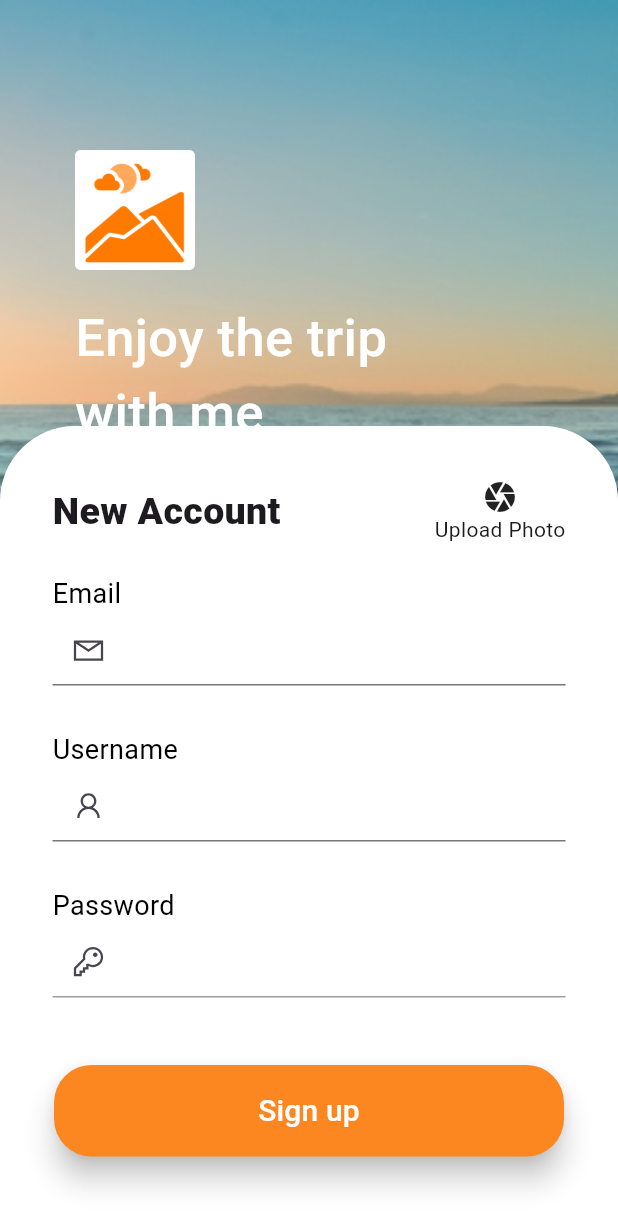
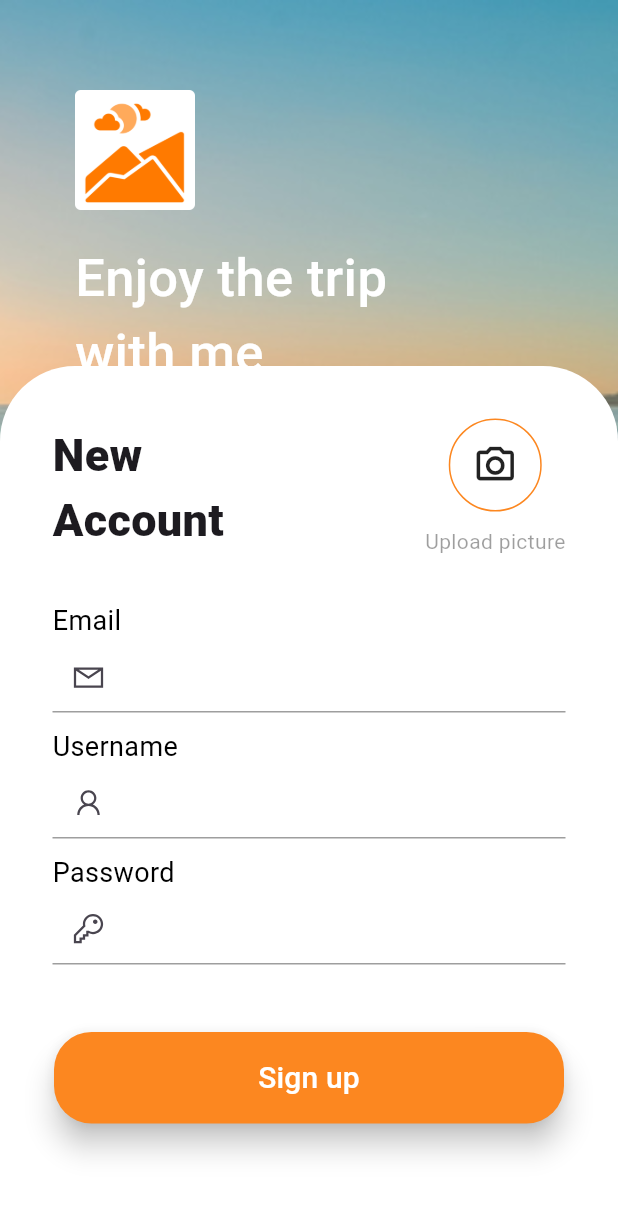
Before and after one commit to Ms-Crexa/cs3midlogin, a Flutter app: the screen it shows after launch, after a tap on "Sign up", on a phone screen of 412 x 824 dp. Shown: the top 1227 px of the screen. Run offline on Flutter 3.47's test engine with Material 3 defaults, Android fonts, the phone set to English and light mode, and no system bars; our stand-ins replace line_awesome_flutter; network calls fail.

Commit message:
to present tommorow

```diff
--- a/lib/Components/card.dart
+++ b/lib/Components/card.dart
@@ -1,7 +1,6 @@
 import 'package:flutter/material.dart';
 import 'package:line_awesome_flutter/line_awesome_flutter.dart';
 import 'button.dart';
-import 'icon_button.dart';
 
 class CardSwitcher extends StatefulWidget {
   const CardSwitcher({super.key});
@@ -25,9 +24,12 @@ class _CardSwitcherState extends State<CardSwitcher> {
       body: Center(
         child: card(
           isVisible: true,
-          offsetAnimation: AlwaysStoppedAnimation(10 as Offset),
           content: _isSignUp ? signUpContent() : signInContent(),
         ),
+      ),
+      floatingActionButton: FloatingActionButton(
+        onPressed: _toggleCard,
+        child: const Icon(Icons.swap_horiz),
       ),
     );
   }
@@ -35,18 +37,15 @@ class _CardSwitcherState extends State<CardSwitcher> {
 
 Widget card({
   required bool isVisible,
-  required Animation<Offset> offsetAnimation,
   required Widget content,
 }) {
   if (!isVisible) return const SizedBox.shrink();
 
-  return SlideTransition(
-    position: offsetAnimation,
-    child: Align(
+  return Align(
     alignment: Alignment.bottomCenter,
     child: Container(
       width: double.infinity,
-        height: 540,
+      height: 580,
       decoration: const BoxDecoration(
         color: Colors.white,
         borderRadius: BorderRadius.only(
@@ -56,10 +55,7 @@ Widget card({
       ),
       child: Padding(
         padding: const EdgeInsets.all(20.0),
-          child: Container(
         child: content,
-          ),
-        ),
       ),
     ),
   );
@@ -70,20 +66,44 @@ Widget signUpContent() {
     margin: const EdgeInsets.only(top: 15, left: 15, right: 15),
     child: Column(
       children: [
-        const Row(
+        Row(
           mainAxisAlignment: MainAxisAlignment.spaceBetween,
           children: [
-            Text(
+            Container(
+              width: 120,
+              child: Text(
                 'New Account',
-              style: TextStyle(fontSize: 25, fontWeight: FontWeight.w800),
+                style: TextStyle(fontSize: 30, fontWeight: FontWeight.w800),
+              ),
             ),
             Column(
-              children: [Icon(Icons.camera), Text('Upload Photo')],
+              children: [
+                Container(
+                  decoration: BoxDecoration(
+                    shape: BoxShape.circle,
+                    border: Border.all(
+                        color: const Color.fromARGB(255, 252, 135, 32),
+                        width: 1),
+                  ),
+                  padding: EdgeInsets.all(15), // Adds space around the icon
+                  child: Icon(
+                    Icons.camera_alt_outlined,
+                    size: 30,
+                  ),
+                ),
+                SizedBox(
+                  height: 10,
+                ),
+                Text(
+                  'Upload picture',
+                  style: TextStyle(color: Colors.black38),
+                )
+              ],
             )
           ],
         ),
         const SizedBox(
-          height: 20,
+          height: 30,
         ),
         Column(
           crossAxisAlignment: CrossAxisAlignment.start,
@@ -94,18 +114,32 @@ Widget signUpContent() {
               decoration: const InputDecoration(
                 border: UnderlineInputBorder(),
                 prefixIcon: Icon(LineAwesomeIcons.envelope),
+                enabledBorder: UnderlineInputBorder(
+                  borderSide: BorderSide(color: Colors.grey),
+                ),
+                focusedBorder: UnderlineInputBorder(
+                  borderSide: BorderSide(
+                      color: const Color.fromARGB(255, 252, 135, 32)),
                 ),
               ),
-            const SizedBox(height: 30),
+            ),
+            const SizedBox(height: 10),
             const Text('Username',
                 style: TextStyle(color: Colors.black, fontSize: 18)),
             TextFormField(
               decoration: const InputDecoration(
                 border: UnderlineInputBorder(),
                 prefixIcon: Icon(LineAwesomeIcons.user),
+                enabledBorder: UnderlineInputBorder(
+                  borderSide: BorderSide(color: Colors.grey),
+                ),
+                focusedBorder: UnderlineInputBorder(
+                  borderSide: BorderSide(
+                      color: const Color.fromARGB(255, 252, 135, 32)),
                 ),
               ),
-            const SizedBox(height: 30),
+            ),
+            const SizedBox(height: 10),
             const Text('Password',
                 style: TextStyle(color: Colors.black, fontSize: 18)),
             TextFormField(
@@ -116,7 +150,8 @@ Widget signUpContent() {
                   borderSide: BorderSide(color: Colors.grey),
                 ),
                 focusedBorder: UnderlineInputBorder(
-                  borderSide: BorderSide(color: Colors.blue),
+                  borderSide: BorderSide(
+                      color: const Color.fromARGB(255, 252, 135, 32)),
                 ),
               ),
             ),
@@ -139,24 +174,25 @@ Widget signUpContent() {
 
 Widget signInContent() {
   return Container(
-    margin: const EdgeInsets.only(top: 20, left: 15, right: 15),
+    margin: const EdgeInsets.only(top: 20, left: 20, right: 20),
     child: Column(
       crossAxisAlignment: CrossAxisAlignment.start,
       children: [
-        Row(
+        const Row(
           crossAxisAlignment: CrossAxisAlignment.start,
           mainAxisAlignment: MainAxisAlignment.spaceBetween,
           children: [
             SizedBox(
               width: 230,
-              child: const Text(
+              child: Text(
                 'Welcome Back Alice',
                 style: TextStyle(fontWeight: FontWeight.w700, fontSize: 30),
               ),
             ),
-            const CircleAvatar(
-              radius: 30,
-              backgroundImage: NetworkImage('https://example.com/avatar.jpg'),
+            CircleAvatar(
+              radius: 35,
+              backgroundImage: NetworkImage(
+                  'https://scontent.fmnl30-3.fna.fbcdn.net/v/t39.30808-6/399543211_3670547096562585_5563194013656782381_n.jpg?_nc_cat=101&ccb=1-7&_nc_sid=a5f93a&_nc_eui2=AeEdJuMVGWxnZODq8rjbhEfw5KUyFed1F-LkpTIV53UX4nQNrTyVcy6UpNgdWtBsiPjHYjW5bZY95NRyVafEh7Ld&_nc_ohc=c6LVat6zUawQ7kNvgGQ3vxe&_nc_ht=scontent.fmnl30-3.fna&_nc_gid=ARf7D-7BFCuVXabktp1juGz&oh=00_AYDTRQp47pEZ2akm32i57R4ighyuISyvD2So28L18sOcsg&oe=66F837ED'),
             ),
           ],
         ),
@@ -186,15 +222,42 @@ Widget signInContent() {
               onPressed: () {},
             ),
             const SizedBox(
-              height: 30,
+              height: 20,
+            ),
+            const Text('or sign in with'),
+            const SizedBox(
+              height: 15,
             ),
             Row(
+              mainAxisAlignment: MainAxisAlignment.center,
               children: [
-                customIconButton(
+                IconButton(
                     onPressed: () {},
-                  imagePath:
-                      'https://upload.wikimedia.org/wikipedia/commons/4/4e/Google_Logo.svg', // Example Google icon
-                )
+                    icon: Image.network(
+                      'https://cdn-icons-png.freepik.com/256/16509/16509564.png?semt=ais_hybrid',
+                      height: 40,
+                      width: 40,
+                    )),
+                const SizedBox(
+                  width: 10,
+                ),
+                IconButton(
+                    onPressed: () {},
+                    icon: Image.network(
+                      'https://encrypted-tbn0.gstatic.com/images?q=tbn:ANd9GcTQKrFhY-ljA-u7J5IMWeTv8zmpBx4PP9nQMw&s',
+                      height: 30,
+                      width: 30,
+                    )),
+                const SizedBox(
+                  width: 10,
+                ),
+                IconButton(
+                    onPressed: () {},
+                    icon: Image.network(
+                      'https://encrypted-tbn0.gstatic.com/images?q=tbn:ANd9GcTI-h-e2hgz8mwGfCt4gvj4IgMG_wAUolVM6w&s',
+                      height: 30,
+                      width: 40,
+                    )),
               ],
             )
           ],
--- a/lib/landingpage.dart
+++ b/lib/landingpage.dart
@@ -1,74 +1,13 @@
 import 'package:flutter/material.dart';
 import 'Components/button.dart';
-import 'Components/card.dart';
 
-class Landingpage extends StatefulWidget {
+class Landingpage extends StatelessWidget {
   const Landingpage({super.key});
-
-  @override
-  _LandingpageState createState() => _LandingpageState();
-}
-
-class _LandingpageState extends State<Landingpage>
-    with SingleTickerProviderStateMixin {
-  late AnimationController _controller;
-  late Animation<Offset> _offsetSignUpAnimation;
-  late Animation<Offset> _offsetSignInAnimation;
-  bool isSignUpVisible = false;
-  bool isSignInVisible = false;
-
-  @override
-  void initState() {
-    super.initState();
-    _controller = AnimationController(
-      duration: const Duration(milliseconds: 500),
-      vsync: this,
-    );
-
-    // Initialize animations
-    _offsetSignUpAnimation = Tween<Offset>(
-      begin: const Offset(0.0, 1.0),
-      end: Offset.zero,
-    ).animate(CurvedAnimation(
-      parent: _controller,
-      curve: Curves.easeInOut,
-    ));
-
-    _offsetSignInAnimation = Tween<Offset>(
-      begin: const Offset(0.0, 1.0),
-      end: Offset.zero,
-    ).animate(CurvedAnimation(
-      parent: _controller,
-      curve: Curves.easeInOut,
-    ));
-  }
-
-  void toggleSignUpCard() {
-    setState(() {
-      isSignUpVisible = !isSignUpVisible;
-      isSignInVisible = false;
-    });
-    isSignUpVisible ? _controller.forward() : _controller.reverse();
-  }
-
-  void toggleSignInCard() {
-    setState(() {
-      isSignInVisible = !isSignInVisible;
-      isSignUpVisible = false;
-    });
-    isSignInVisible ? _controller.forward() : _controller.reverse();
-  }
-
-  @override
-  void dispose() {
-    _controller.dispose();
-    super.dispose();
-  }
 
   @override
   Widget build(BuildContext context) {
     final screenWidth = MediaQuery.of(context).size.width;
-    final screenheight = MediaQuery.of(context).size.height;
+    final screenHeight = MediaQuery.of(context).size.height;
     final isMobile = screenWidth < 600;
 
     return Scaffold(
@@ -76,7 +15,7 @@ class _LandingpageState extends State<Landingpage>
         children: [
           Container(
             width: screenWidth,
-            height: screenheight,
+            height: screenHeight,
             decoration: const BoxDecoration(
               image: DecorationImage(
                 image: AssetImage('assets/bgimage.jpg'),
@@ -85,13 +24,12 @@ class _LandingpageState extends State<Landingpage>
             ),
             child: Container(
               margin: EdgeInsets.only(
-                  left: isMobile ? 50 : 90,
-                  top: isMobile ? 100 : 60,
-                  right: isMobile ? 50 : 0),
+                left: isMobile ? 50 : 90,
+                top: isMobile ? 100 : 60,
+                right: isMobile ? 50 : 0,
+              ),
               child: Column(
-                crossAxisAlignment: isMobile
-                    ? CrossAxisAlignment.start
-                    : CrossAxisAlignment.start,
+                crossAxisAlignment: CrossAxisAlignment.start,
                 mainAxisAlignment: MainAxisAlignment.start,
                 children: [
                   Image.asset(
@@ -111,7 +49,7 @@ class _LandingpageState extends State<Landingpage>
                       ),
                     ),
                   ),
-                  SizedBox(height: isMobile ? screenheight * 0.35 : 90),
+                  SizedBox(height: isMobile ? screenHeight * 0.35 : 90),
                   Center(
                     child: Column(
                       children: [
@@ -121,7 +59,9 @@ class _LandingpageState extends State<Landingpage>
                           backgroundColor:
                               const Color.fromARGB(255, 252, 135, 32),
                           textColor: const Color.fromARGB(255, 255, 255, 255),
-                          onPressed: toggleSignUpCard,
+                          onPressed: () {
+                            Navigator.pushNamed(context, '/signup');
+                          },
                         ),
                         const SizedBox(height: 25),
                         customelvatedButton(
@@ -130,7 +70,9 @@ class _LandingpageState extends State<Landingpage>
                           backgroundColor:
                               const Color.fromARGB(255, 248, 248, 248),
                           textColor: const Color.fromARGB(255, 252, 135, 3),
-                          onPressed: toggleSignInCard,
+                          onPressed: () {
+                            Navigator.pushNamed(context, '/signin');
+                          },
                         ),
                       ],
                     ),
@@ -139,20 +81,6 @@ class _LandingpageState extends State<Landingpage>
               ),
             ),
           ),
-          // Ternary rendering for cards
-          isSignUpVisible
-              ? card(
-                  isVisible: true,
-                  offsetAnimation: _offsetSignUpAnimation,
-                  content: signUpContent(),
-                )
-              : isSignInVisible
-                  ? card(
-                      isVisible: true,
-                      offsetAnimation: _offsetSignInAnimation,
-                      content: signInContent(),
-                    )
-                  : const SizedBox.shrink(), // Fallback if neither is visible
         ],
       ),
     );
--- a/lib/main.dart
+++ b/lib/main.dart
@@ -1,5 +1,7 @@
 import 'package:flutter/material.dart';
 import 'Landingpage.dart';
+import 'package:cs3midlogin/sign_in_page.dart';
+import 'package:cs3midlogin/sign_up_page.dart';
 
 void main() {
   runApp(const MyApp());
@@ -17,10 +19,11 @@
         primarySwatch: Colors.blue,
       ),
       home: const Landingpage(),
-      // routes: {
-      //   '/signup': (context) => SignUpPage(),
-      //   '/signin': (context) => SignInPage(),
-      // },
+      initialRoute: '/',
+      routes: {
+        '/signup': (context) => const SignUpPage(),
+        '/signin': (context) => const SignInPage(),
+      },
     );
   }
 }
--- /dev/null
+++ b/lib/sign_up_page.dart
@@ -0,0 +1,102 @@
+import 'package:flutter/material.dart';
+import 'Components/button.dart';
+import 'Components/card.dart';
+
+class SignUpPage extends StatelessWidget {
+  const SignUpPage({super.key});
+
+  @override
+  Widget build(BuildContext context) {
+    final screenWidth = MediaQuery.of(context).size.width;
+    final screenHeight = MediaQuery.of(context).size.height;
+    final isMobile = screenWidth < 600;
+
+    return Scaffold(
+      body: GestureDetector(
+        onTap: () {
+          Navigator.of(context).pushNamed('/');
+        },
+        child: Stack(
+          children: [
+            Container(
+              width: screenWidth,
+              height: screenHeight,
+              decoration: const BoxDecoration(
+                image: DecorationImage(
+                  image: AssetImage('assets/bgimage.jpg'),
+                  fit: BoxFit.cover,
+                ),
+              ),
+              child: Container(
+                margin: EdgeInsets.only(
+                  left: isMobile ? 50 : 90,
+                  top: isMobile ? 60 : 60,
+                  right: isMobile ? 50 : 0,
+                ),
+                child: Column(
+                  crossAxisAlignment: CrossAxisAlignment.start,
+                  mainAxisAlignment: MainAxisAlignment.start,
+                  children: [
+                    Image.asset(
+                      'assets/AppLogo.png',
+                      height: isMobile ? 80 : 150,
+                      width: isMobile ? 80 : 150,
+                    ),
+                    const SizedBox(height: 20),
+                    SizedBox(
+                      width: isMobile ? 220 : double.infinity,
+                      child: Text(
+                        'Enjoy the trip with me',
+                        style: TextStyle(
+                          color: const Color.fromARGB(255, 255, 255, 255),
+                          fontSize: isMobile ? 35 : 66,
+                          fontWeight: FontWeight.w500,
+                        ),
+                      ),
+                    ),
+                    SizedBox(height: isMobile ? screenHeight * 0.35 : 90),
+                    // Sign-up form or content displayed directly
+                    Center(
+                      child: Column(
+                        children: [
+                          customelvatedButton(
+                            text: 'Sign up',
+                            width: 340,
+                            backgroundColor:
+                                const Color.fromARGB(255, 252, 135, 32),
+                            textColor: const Color.fromARGB(255, 255, 255, 255),
+                            onPressed: () {
+                              // Action for the sign-up button
+                            },
+                          ),
+                          const SizedBox(height: 25),
+                          customelvatedButton(
+                            text: 'Sign in',
+                            width: 340,
+                            backgroundColor:
+                                const Color.fromARGB(255, 248, 248, 248),
+                            textColor: const Color.fromARGB(255, 252, 135, 3),
+                            onPressed: () {},
+                          ),
+                        ],
+                      ),
+                    ),
+                  ],
+                ),
+              ),
+            ),
+            Center(
+              child: GestureDetector(
+                onTap: () {},
+                child: card(
+                  isVisible: true,
+                  content: signUpContent(),
+                ),
+              ),
+            ),
+          ],
+        ),
+      ),
+    );
+  }
+}
```
Also changed, not shown: lib/Components/icon_button.dart (deleted, +0 -35 lines), lib/sign_in_page.dart (added, +100 -0 lines). Lines whose indentation alone changed are shown as unchanged.
